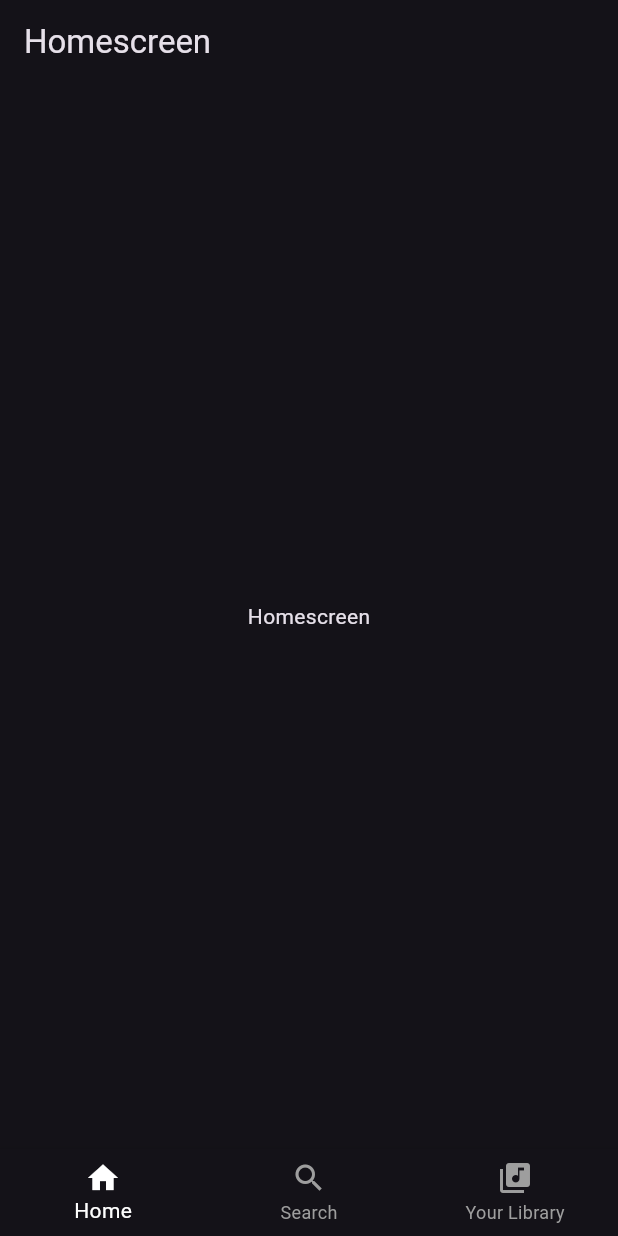
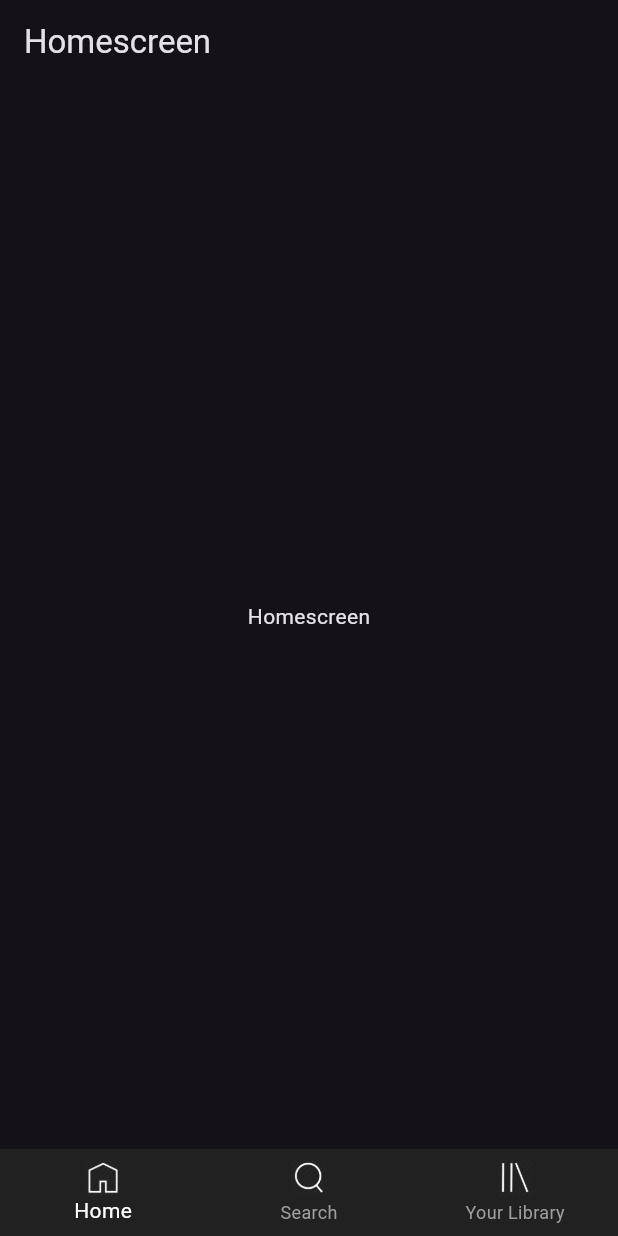
Before and after one commit to Gabe239/flutter-project01, a Flutter app: the screen it shows after launch, on a phone screen of 412 x 824 dp. Run offline on Flutter 3.47's test engine with Material 3 defaults, Android fonts, the phone set to English and light mode, and no system bars.

Commit message:
Navigation bar icons updated

```diff
--- a/lib/navigations/navigation_bar.dart
+++ b/lib/navigations/navigation_bar.dart
@@ -15,7 +15,8 @@ class _TabbarState extends State<Tabbar> {
   Widget build(BuildContext context) {
     return Scaffold(
       bottomNavigationBar: BottomNavigationBar(
-
+        backgroundColor:
+            Colors.grey[900], // Set bottom navigation bar background color
         selectedItemColor: Colors.white, // Set selected item color
         unselectedItemColor: Colors.grey, // Set unselected item color
         currentIndex: _selectedTab,
@@ -26,15 +27,30 @@ class _TabbarState extends State<Tabbar> {
         },
         items: [
           BottomNavigationBarItem(
-            icon: Icon(Icons.home),
+            icon: Image.asset(
+              'assets/images/icons/home.png',
+              width: 24, // Set width of the image
+              height: 24, // Set height of the image
+              color: _selectedTab == 0 ? Colors.white : Colors.grey,
+            ),
             label: "Home",
           ),
           BottomNavigationBarItem(
-            icon: Icon(Icons.search_outlined),
+            icon: Image.asset(
+              'assets/images/icons/search.png',
+              width: 24,
+              height: 24,
+              color: _selectedTab == 0 ? Colors.white : Colors.grey,
+            ),
             label: "Search",
           ),
           BottomNavigationBarItem(
-            icon: Icon(Icons.library_music),
+            icon: Image.asset(
+              'assets/images/icons/library.png',
+              width: 24,
+              height: 24,
+              color: _selectedTab == 0 ? Colors.white : Colors.grey,
+            ),
             label: "Your Library",
           ),
         ],
--- a/pubspec.yaml
+++ b/pubspec.yaml
@@ -64,6 +64,8 @@ flutter:
   # To add assets to your application, add an assets section, like this:
   assets:
     - assets/images/logo/
+    - assets/images/icons/
+
 
   # An image asset can refer to one or more resolution-specific "variants", see
   # https://flutter.dev/assets-and-images/#resolution-aware
```
